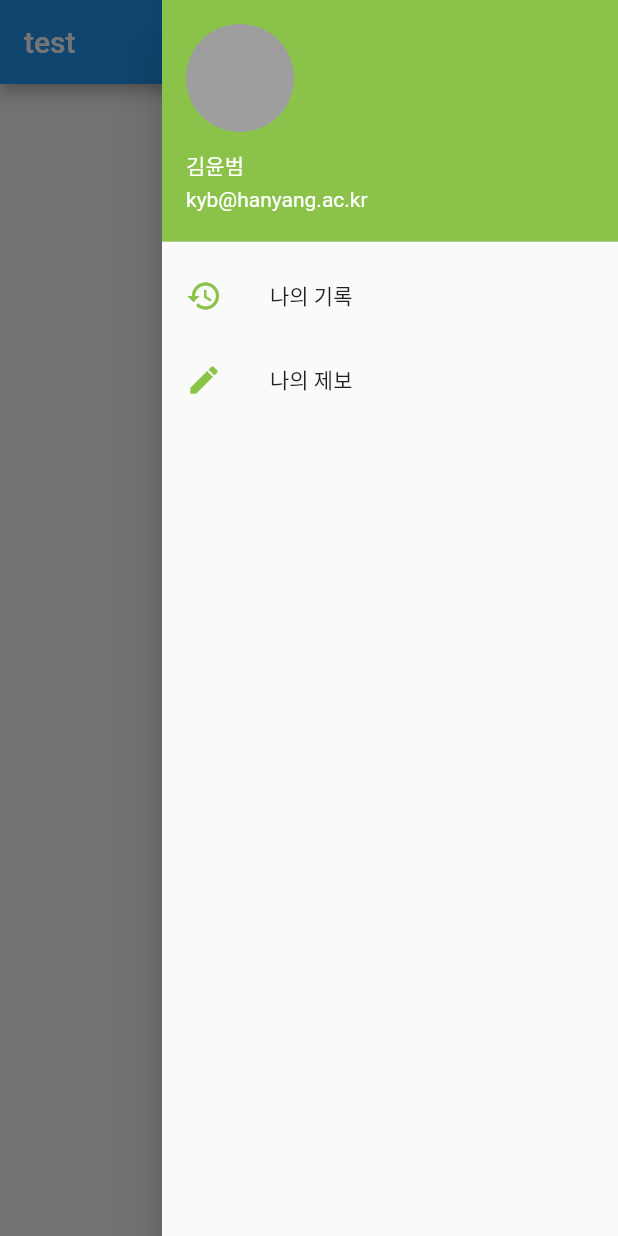
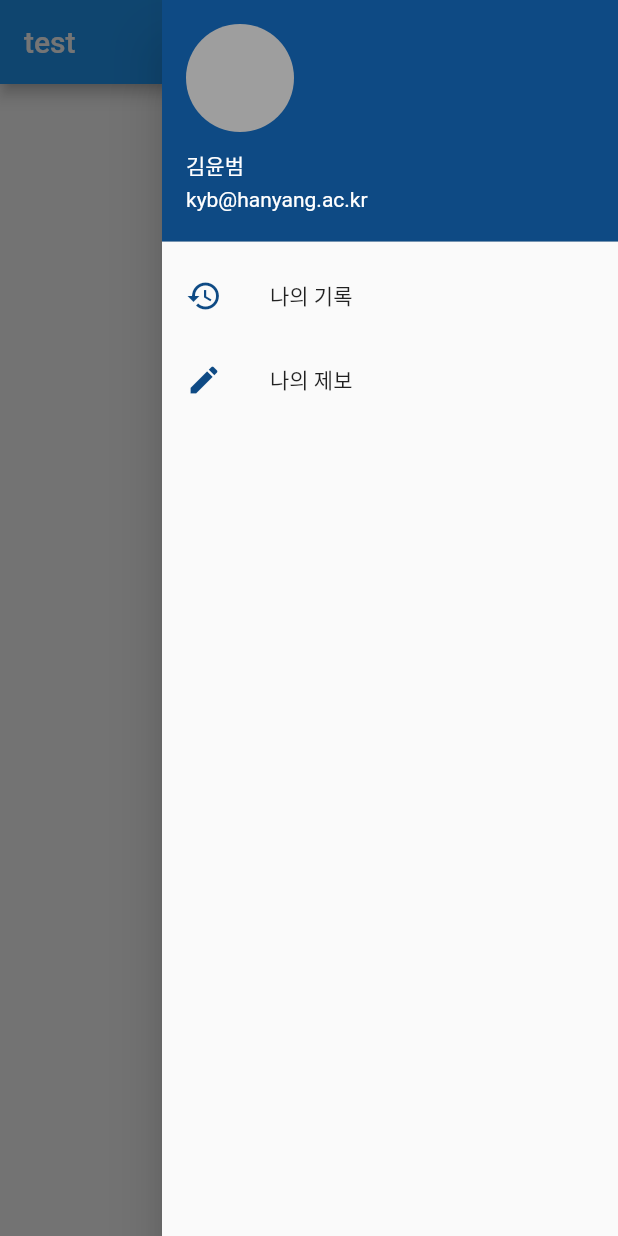
Before and after one commit to kyunbeom/RoadToHanyang, a Flutter app: the screen it shows after launch, with the side drawer open, on a phone screen of 412 x 824 dp. Run offline on Flutter 3.47's test engine with Material 2 defaults, Android fonts, the phone set to English and light mode, and no system bars; our stand-ins replace fluttertoast.

Commit message:
HamburgerBar

```diff
--- a/lib/hamburger.dart
+++ b/lib/hamburger.dart
@@ -12,13 +12,13 @@ hamburger() {
           accountName: Text('김윤범'),
           accountEmail: Text('kyb@hanyang.ac.kr'),
           decoration: BoxDecoration(
-            color: Colors.lightGreen,
+            color: Color(0xff0E4A84),
           ),
         ),
         ListTile(
           leading: Icon(Icons.history),
-          iconColor: Colors.lightGreen,
-          focusColor: Colors.lightGreen,
+          iconColor: Color(0xff0E4A84),
+          focusColor: Color(0xff0E4A84),
           title: const Text('나의 기록'),
           onTap: () {
             //Navigator.pop(context);
@@ -26,8 +26,8 @@ hamburger() {
         ),
         ListTile(
           leading: Icon(Icons.mode),
-          iconColor: Colors.lightGreen,
-          focusColor: Colors.lightGreen,
+          iconColor: Color(0xff0E4A84),
+          focusColor: Color(0xff0E4A84),
           title: const Text('나의 제보'),
           onTap: () {
             //Navigator.pop(context);
--- a/lib/test.dart
+++ b/lib/test.dart
@@ -1,5 +1,7 @@
 import 'package:flutter/material.dart';
+import 'package:road_to_hanyang/bottomsheet.dart';
 import 'package:road_to_hanyang/hamburger.dart';
+import 'package:fluttertoast/fluttertoast.dart';
 
 class TestScreen extends StatefulWidget {
   const TestScreen({Key? key, required String title}) : super(key: key);
```
